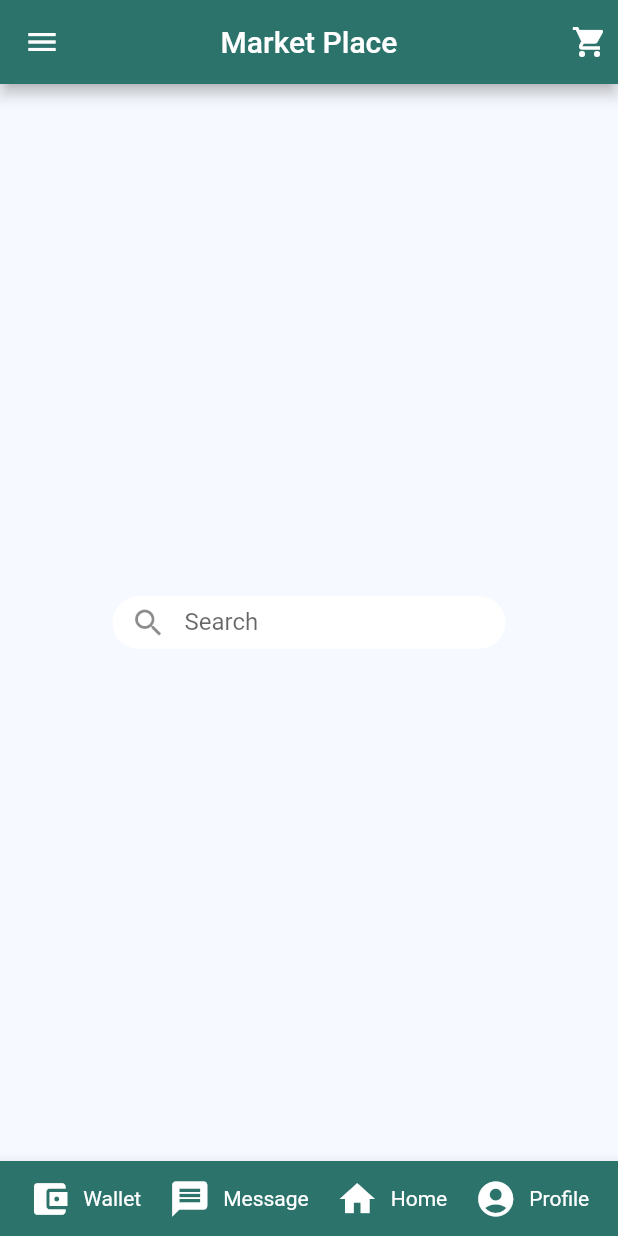
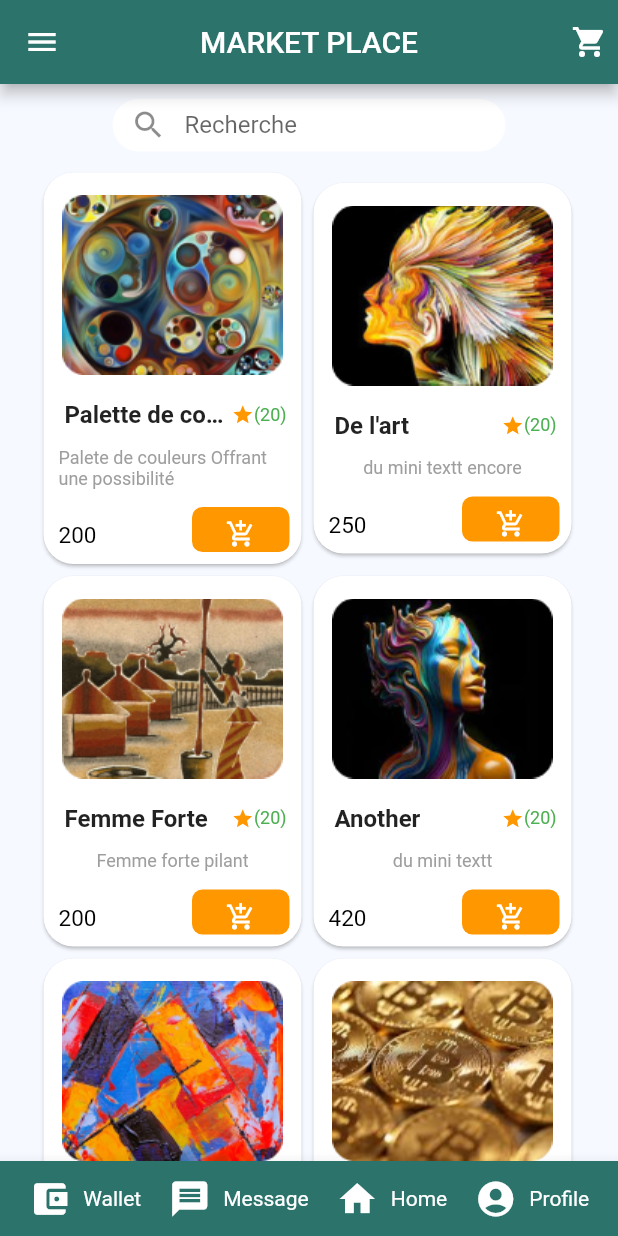
Before and after one commit to HimmaAtos/bitartfront, a Flutter app: the Home screen opened by its route, on a phone screen of 412 x 824 dp. Run offline on Flutter 3.47's test engine with Material 2 defaults, Android fonts, the phone set to English and light mode, and no system bars; our stand-ins replace localstorage; network calls fail.

Commit message:
integration des autres parties in process...

```diff
--- a/front/lib/models/ArticleModel.dart
+++ b/front/lib/models/ArticleModel.dart
@@ -2,7 +2,7 @@
 
 class ArticleModel {
   int? id;
-  String? pathImage;
+  String pathImage;
   String? name;
   String? evaluation;
   String? description;
@@ -10,13 +10,14 @@ class ArticleModel {
 
   ArticleModel({
     this.id,
-    this.pathImage,
+    required this.pathImage,
     this.name,
     this.evaluation,
     this.description,
     this.prix,
   });
 
+/*
   ArticleModel.fromJson(Map<String, dynamic> json) {
     id = json['id'];
     pathImage = json['pathImage'];
@@ -24,5 +25,5 @@ class ArticleModel {
     evaluation = json['evaluation'];
     description = json['description'];
     prix = json['prix'];
-  }
+  }*/
 }
--- a/front/lib/pages/detail_article.dart
+++ b/front/lib/pages/detail_article.dart
@@ -3,6 +3,7 @@
 import 'package:flutter/material.dart';
 import 'package:front/models/ArticleModel.dart';
 import 'package:front/pages/widgets.dart';
+import 'package:front/constante.dart';
 
 class BitArtDetailArticle extends StatefulWidget {
   const BitArtDetailArticle({Key? key}) : super(key: key);
@@ -12,7 +13,7 @@ class BitArtDetailArticle extends StatefulWidget {
 }
 
 class _BitArtDetailArticleState extends State<BitArtDetailArticle> {
-  static const routeName = '/details';
+  // static const routeName = '/details';
   @override
   Widget build(BuildContext context) {
     final args = ModalRoute.of(context)!.settings.arguments as ArticleModel;
@@ -82,7 +83,7 @@ class _BitArtDetailArticleState extends State<BitArtDetailArticle> {
                 child: ClipRRect(
                   borderRadius: BorderRadius.circular(16),
                   child: Image(
-                    image: AssetImage('images/art2.png'),
+                    image: AssetImage(args.pathImage),
                     fit: BoxFit.cover,
                   ),
                 ),
--- a/front/lib/pages/home.dart
+++ b/front/lib/pages/home.dart
@@ -18,66 +18,66 @@ class _HomeState extends State<Home> {
   bool _isLoding = false;
   final List elements = [
     {
+      "pathImage": "images/art1.png",
+      "name": "Palette de couleur piquant",
+      "evaluation": "20",
+      "miniText": "Palete de couleurs Offrant une possibilité",
+      "price": "200"
+    },
+    {
+      "pathImage": "images/art_w.png",
+      "name": "Femme Forte",
+      "evaluation": "20",
+      "miniText": "Femme forte pilant",
+      "price": "200"
+    },
+    {
+      "pathImage": "images/art2.png",
+      "name": "Encore De l'art",
+      "evaluation": "20",
+      "miniText": "du mini textt",
+      "price": "300"
+    },
+    {
+      "pathImage": "images/art3.png",
+      "name": "Oeil du Continent",
+      "evaluation": "20",
+      "miniText": "du mini textt",
+      "price": "800"
+    },
+  ];
+  final List elements2 = [
+    {
       "pathImage": "images/art4.png",
       "name": "De l'art",
       "evaluation": "20",
       "miniText": "du mini textt encore",
-      "price": "400\$"
+      "price": "250"
     },
     {
-      "pathImage": "images/art2.png",
+      "pathImage": "images/art5.png",
       "name": "Another",
       "evaluation": "20",
       "miniText": "du mini textt",
-      "price": "400\$"
+      "price": "420"
     },
     {
-      "pathImage": "images/art5.png",
+      "pathImage": "images/bit.png",
       "name": "Encore De l'arttt",
       "evaluation": "20",
       "miniText": "du mini textt",
-      "price": "800\$"
+      "price": "800"
     },
     {
-      "pathImage": "images/art4.png",
+      "pathImage": "images/bitArt-logo.png",
       "name": "Encore Du genre",
       "evaluation": "20",
       "miniText": "du mini textt",
-      "price": "800\$"
+      "price": "850"
     },
-    {
-      "pathImage": "images/art2.png",
-      "name": "Encore Du genre",
-      "evaluation": "20",
-      "miniText": "du mini textt",
-      "price": "800\$"
-    },
-    {
-      "pathImage": "images/oeuvre.jpg",
-      "name": "Pere Modou",
-      "evaluation": "20",
-      "miniText":
-          "Pere Modou quitte son village lointain pour aller rendr visite a son voisin",
-      "price": "800\$"
-    },
-    {
-      "pathImage": "images/art4.png",
-      "name": "Encore De l'art",
-      "evaluation": "20",
-      "miniText": "du mini textt",
-      "price": "800\$"
-    },
-    {
-      "pathImage": "images/art2.png",
-      "name": "Encore Du genre",
-      "evaluation": "20",
-      "miniText": "du mini textt",
-      "price": "800\$"
-    },
-    {},
   ];
 
-  @override
+  /* @override
   void didChangeDependencies() async {
     if (_init) {
       _isLoding =
@@ -86,16 +86,16 @@ class _HomeState extends State<Home> {
     }
     _init = false;
     super.didChangeDependencies();
-  }
+  }*/
 
   @override
   Widget build(BuildContext context) {
-    dynamic _article = Provider.of<ArticleState>(context).arts;
+    //dynamic _article = Provider.of<ArticleState>(context).arts;
     return Scaffold(
       backgroundColor: Color(0xFFF6F9FF),
       appBar: AppBar(
         centerTitle: true,
-        title: Text('Market Place'),
+        title: Text('MARKET PLACE'),
         backgroundColor: Color(0xFF2C736C),
         actions: [
           Padding(
@@ -119,10 +119,10 @@ class _HomeState extends State<Home> {
             Container(
               child: ListView.builder(
                   shrinkWrap: true,
-                  itemCount: _article.length,
+                  itemCount: 4,
                   physics: NeverScrollableScrollPhysics(),
                   itemBuilder: (context, index) {
-                    return customRow(_article[index], _article[index]);
+                    return customRow(elements[index], elements2[index]);
                     /*Row(children: [
                       CardE(
                           pathImage: elements[index]["pathImage"],
--- a/front/lib/pages/welcome.dart
+++ b/front/lib/pages/welcome.dart
@@ -22,7 +22,7 @@ class _BitArtWelcomeState extends State<BitArtWelcome> {
       decoration: BoxDecoration(
           image: DecorationImage(
               image: AssetImage(
-                "images/background.png",
+                "images/background2.png",
               ),
               fit: BoxFit.cover)),
       child: Container(
--- a/front/lib/pages/widgets.dart
+++ b/front/lib/pages/widgets.dart
@@ -59,7 +59,7 @@ class FieldSearch extends StatelessWidget {
             height: 35,
             child: TextFormField(
               decoration: InputDecoration(
-                  labelText: "Search",
+                  labelText: "Recherche",
                   filled: true,
                   fillColor: Colors.white,
                   border: OutlineInputBorder(
@@ -142,7 +142,7 @@ class CardE extends StatelessWidget {
               ])),
           Container(
             //margin: EdgeInsets.symmetric(vertical: 12),
-            padding: EdgeInsets.symmetric(vertical: 12),
+            padding: EdgeInsets.symmetric(vertical: 12, horizontal: 10),
             child: Text(
               miniText,
               style: TextStyle(fontSize: 12, color: Colors.grey),
@@ -278,14 +278,14 @@ Widget sideBard() {
                     crossAxisAlignment: CrossAxisAlignment.start,
                     children: [
                       Text(
-                        'Abdou Aziz KANE',
+                        'Awa Faye',
                         style: TextStyle(
                           color: Colors.black,
                           fontSize: 18,
                         ),
                       ),
                       Text(
-                        'Artiste',
+                        'Acheteur',
                         style: TextStyle(
                           color: Colors.grey,
                           fontSize: 15,
@@ -344,7 +344,7 @@ Widget sideBard() {
             ),
           ),
           title: Text(
-            'Orders',
+            'Commandes',
             style: TextStyle(
               color: Colors.black,
               fontSize: 16,
@@ -366,7 +366,7 @@ Widget sideBard() {
             ),
           ),
           title: Text(
-            'My Space',
+            'Mon Espace',
             style: TextStyle(
               color: Colors.black,
               fontSize: 16,
@@ -396,7 +396,7 @@ Widget sideBard() {
             ),
           ),
           title: Text(
-            'Become a seller',
+            'Devenir Vendeur',
             style: TextStyle(
               color: Colors.black,
               fontSize: 16,
@@ -417,7 +417,7 @@ Widget sideBard() {
             ),
           ),
           title: Text(
-            'Customer service',
+            'Service clients',
             style: TextStyle(
               color: Colors.black,
               fontSize: 16,
@@ -447,7 +447,7 @@ Widget sideBard() {
             ),
           ),
           title: Text(
-            'Settings',
+            'Paramètres',
             style: TextStyle(
               color: Colors.black,
               fontSize: 16,
@@ -468,7 +468,7 @@ Widget sideBard() {
             ),
           ),
           title: Text(
-            'Terms & Privacy',
+            'Règle d\'usage',
             style: TextStyle(
               color: Colors.black,
               fontSize: 16,
@@ -489,7 +489,7 @@ Widget sideBard() {
             ),
           ),
           title: Text(
-            'Invite your friends join BitArt',
+            'Partager avec vos amis',
             style: TextStyle(
               color: Colors.black,
               fontSize: 16,
@@ -505,7 +505,7 @@ Widget sideBard() {
             color: Colors.amber, // Change the color to yellow
           ),
         ),
-        SizedBox(height: 90),
+        SizedBox(height: 140),
         // Log Out ListTile
         ListTile(
           leading: Container(
@@ -521,7 +521,7 @@ Widget sideBard() {
             ),
           ),
           title: Text(
-            'Log Out',
+            'Déconnexion',
             style: TextStyle(
               fontWeight: FontWeight.bold,
               color: Colors.black,
@@ -882,7 +882,7 @@ Widget buttonbGetStated(BuildContext context) {
         );
       },
       child: Text(
-        "GET STARTED",
+        "COMMENCEZ",
         style: TextStyle(color: Color(0xFF2C736C), fontSize: 30),
       ),
       style: ButtonStyle(
@@ -961,16 +961,18 @@ Container(
                                   ),
                                 )
 */
+
+/*
 class FieldContainer extends StatelessWidget {
-  /* double margin_top, margin_bottom, margin_left, margin_right,
-    padding_top, padding_bottom, padding_left, padding_right, width, height;*/
-  //FieldContainer({super.key});
+  double margin_top, margin_bottom, margin_left, margin_right,
+    padding_top,;
+  FieldContainer({super.key});
 
   @override
   Widget build(BuildContext context) {
     return const Placeholder();
   }
-}
+}*/
 
 
 // sample
--- a/front/lib/services/articleService.dart
+++ b/front/lib/services/articleService.dart
@@ -9,7 +9,7 @@ import 'package:localstorage/localstorage.dart';
 import 'package:provider/provider.dart' as pd;
 
 // import 'package:localstorage/localstorage.dart';
-
+/*
 class ArticleState with ChangeNotifier {
   List<ArticleModel> _articles = [];
   LocalStorage storage = LocalStorage("usertoken");
@@ -45,3 +45,4 @@ class ArticleState with ChangeNotifier {
     return [];
   }
 }
+*/
```
Also changed, not shown: front/lib/main.dart (+25 -4 lines), front/lib/pages/login_page.dart (+45 -28 lines), front/lib/pages/register.dart (+8 -8 lines), front/images/art1.png (added), front/images/art3.png (added), front/images/art_w.png (added), front/images/background2.png (added), front/images/bit.png (added).
